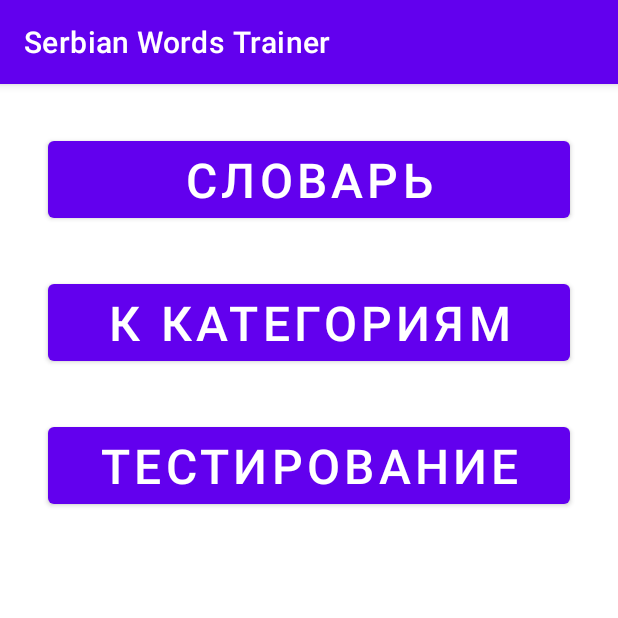
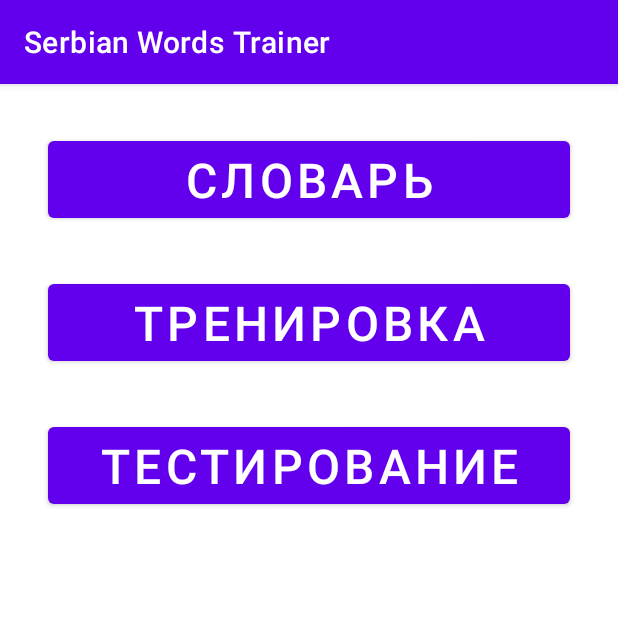
Before and after one commit to MrDmitriy65/SWT, an Android app: the screen it shows after launch (MainActivity), after a tap on "ТЕСТИРОВАНИЕ", on a phone screen of 412 x 824 dp, the top half of it. Run offline under Robolectric (Android 15) with nearby library versions, the phone set to English and light mode, and no system bars.

```diff
--- a/app/src/main/java/com/mrdmitriy65/serbianwordstrainer/DictionaryActivity.kt
+++ b/app/src/main/java/com/mrdmitriy65/serbianwordstrainer/DictionaryActivity.kt
@@ -15,10 +15,5 @@ class DictionaryActivity : AppCompatActivity(com.mrdmitriy65.serbianwordstrainer
         val navHostFragment = supportFragmentManager
             .findFragmentById(com.mrdmitriy65.serbianwordstrainer.R.id.dictionary_nav_host_fragment) as NavHostFragment
         navController = navHostFragment.navController
-        //setupActionBarWithNavController(this, navController)
     }
-
-//    override fun onSupportNavigateUp(): Boolean {
-//        return navController.navigateUp() || super.onSupportNavigateUp()
-//    }
 }
--- a/app/src/main/java/com/mrdmitriy65/serbianwordstrainer/MainActivity.kt
+++ b/app/src/main/java/com/mrdmitriy65/serbianwordstrainer/MainActivity.kt
@@ -3,15 +3,11 @@ package com.mrdmitriy65.serbianwordstrainer
 import android.content.Intent
 import androidx.appcompat.app.AppCompatActivity
 import android.os.Bundle
-import android.speech.tts.TextToSpeech
 import com.mrdmitriy65.serbianwordstrainer.databinding.ActivityMainBinding
 
 class MainActivity : AppCompatActivity() {
 
     private lateinit var binding: ActivityMainBinding
-
-    private lateinit var tts: TextToSpeech
-    var counter = 0
 
     override fun onCreate(savedInstanceState: Bundle?) {
         super.onCreate(savedInstanceState)
@@ -21,37 +17,16 @@ class MainActivity : AppCompatActivity() {
         binding.moveToCategoriesButton.setOnClickListener { moveToTraining() }
         binding.moveToDictionaryButton.setOnClickListener { moveToDictionary() }
         binding.moveToExperimentalButton.setOnClickListener {
-            moveToExperimentalSpeach()
-            //moveToTraining()
         }
-
-        val onInitListener = TextToSpeech.OnInitListener {
-//            tts.setOnUtteranceProgressListener(progressListener)
-            tts.voice = tts.voices.find { it.name == "sr" } ?: tts.defaultVoice
-            //tts.speak("1 2 3", TextToSpeech.QUEUE_ADD, Bundle(), "utteranceId")
-        }
-        tts = TextToSpeech(this, onInitListener)
-
     }
 
     private fun moveToDictionary(){
-        val intent = Intent(this, com.mrdmitriy65.serbianwordstrainer.DictionaryActivity::class.java)
+        val intent = Intent(this, DictionaryActivity::class.java)
         startActivity(intent)
     }
 
     private fun moveToTraining(){
-        val intent = Intent(this, com.mrdmitriy65.serbianwordstrainer.TrainerActivity::class.java)
+        val intent = Intent(this, TrainerActivity::class.java)
         startActivity(intent)
     }
-
-    private fun moveToExperimentalSpeach() {
-        //val intent = Intent(this, TrainerActivity::class.java)
-        //startActivity(intent)
-        tts.voice = tts.voices.find { it.name == "sr" } ?: tts.defaultVoice
-        val ttt = tts.voices.find { it.name.startsWith("sr") }
-        binding.textView.text = "${tts.voice.name} \n ${ttt?.name} \n ${tts.voices.count()}"
-
-        tts.speak(counter.toString(), TextToSpeech.QUEUE_ADD, Bundle(), "utteranceId")
-        counter++
-    }
 }
--- a/app/src/main/res/layout/activity_main.xml
+++ b/app/src/main/res/layout/activity_main.xml
@@ -24,7 +24,7 @@
         android:layout_height="wrap_content"
         android:layout_margin="32dp"
         android:textSize="32sp"
-        android:text="@string/main_button_to_categories"
+        android:text="@string/main_button_to_training"
         app:layout_constraintTop_toBottomOf="@id/move_to_dictionary_button"
         app:layout_constraintStart_toStartOf="parent"
         app:layout_constraintEnd_toEndOf="parent" />
@@ -34,11 +34,12 @@
         android:layout_width="match_parent"
         android:layout_height="wrap_content"
         android:layout_margin="32dp"
+        android:text="@string/main_button_to_experimental"
         android:textSize="32sp"
-        android:text="@string/main_button_to_experimental"
+        app:layout_constraintEnd_toEndOf="parent"
+        app:layout_constraintStart_toStartOf="parent"
         app:layout_constraintTop_toBottomOf="@id/move_to_categories_button"
-        app:layout_constraintStart_toStartOf="parent"
-        app:layout_constraintEnd_toEndOf="parent" />
+        tools:visibility="gone" />
 
     <TextView
         android:id="@+id/textView"
--- a/app/src/main/res/values/strings.xml
+++ b/app/src/main/res/values/strings.xml
@@ -1,5 +1,11 @@
 <resources>
     <string name="app_name">Serbian Words Trainer</string>
+    <!-- Main Activity -->
+    <string name="main_button_to_categories">К категориям</string>
+    <string name="main_button_to_training">Тренировка</string>
+    <string name="main_button_to_dictionary">Словарь</string>
+    <string name="main_button_to_experimental">Тестирование</string>
+
     <string name="answer_button_description">Кнопка для ответа</string>
     <string name="answer_text_field">Ответ</string>
     <string name="next_exercise_button">Далее</string>
@@ -7,9 +13,7 @@
     <string name="answer_activity_correct">Правильно</string>
     <string name="answer_activity_incorrect">Неправильно</string>
     <string name="exercise_results">Результаты %s / %s</string>
-    <string name="main_button_to_categories">К категориям</string>
-    <string name="main_button_to_dictionary">Словарь</string>
-    <string name="main_button_to_experimental">Тестирование</string>
+
     <string name="categories_list">Список категорий</string>
     <string name="start_learn_button">Начать</string>
     <string name="reset_learn_button">Заменить слова</string>
--- a/build.gradle
+++ b/build.gradle
@@ -7,8 +7,8 @@ buildscript{
 }
 
 plugins {
-    id 'com.android.application' version '7.3.1' apply false
-    id 'com.android.library' version '7.3.1' apply false
+    id 'com.android.application' version '7.4.2' apply false
+    id 'com.android.library' version '7.4.2' apply false
     id 'org.jetbrains.kotlin.android' version '1.7.10' apply false
 }
 
```
Also changed, not shown: app/src/main/java/com/mrdmitriy65/serbianwordstrainer/TrainerActivity.kt (+6 -2 lines), app/src/main/res/navigation/nav_graph.xml (deleted, +0 -28 lines), gradle/wrapper/gradle-wrapper.properties.
